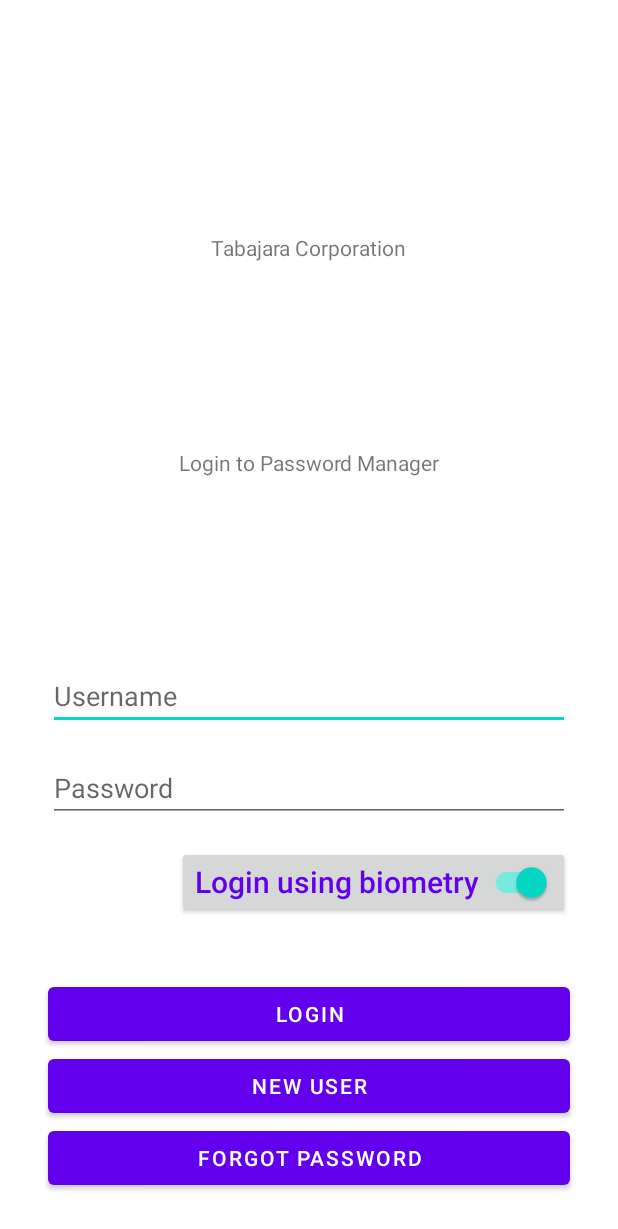
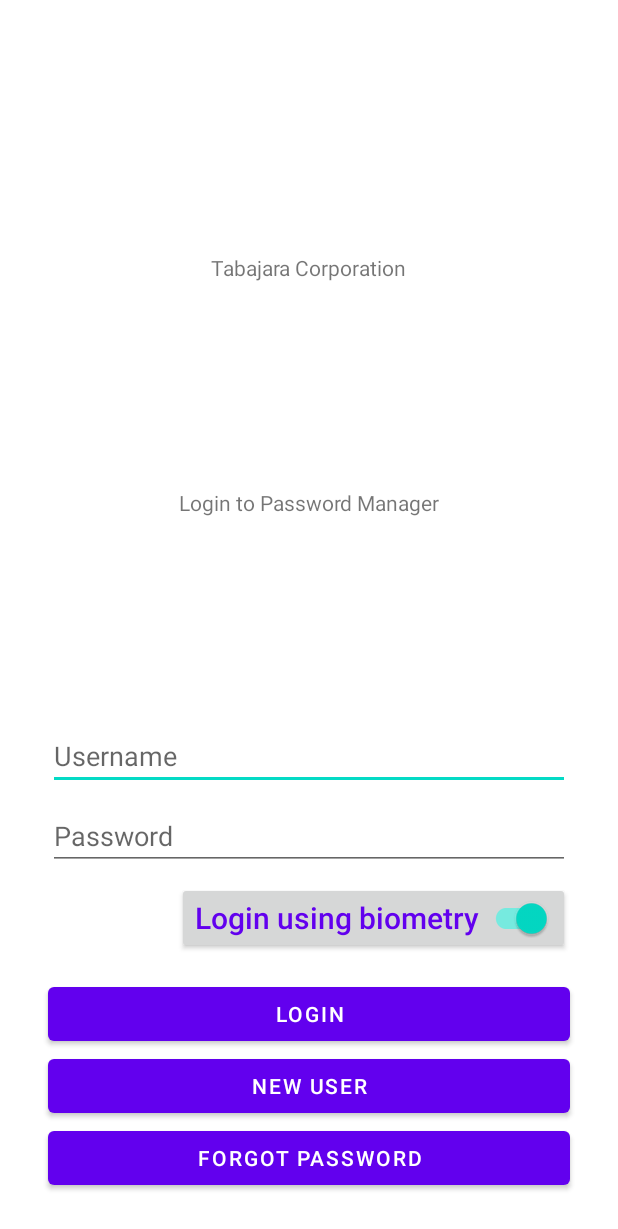
Before and after one commit to mafgomes/TrabFinalAndroid2, an Android app: the layout activity_main.xml on its own in the app's theme, with its tools: preview values and no code run, on a phone screen of 412 x 824 dp. Shown: the top 1229 px of the screen. Run offline under Robolectric (Android 15) with nearby library versions, the phone set to English and light mode, and no system bars.

Commit message:
Pequenos ajustes de layout

```diff
--- a/app/src/main/res/layout/activity_main.xml
+++ b/app/src/main/res/layout/activity_main.xml
@@ -50,49 +50,42 @@
         android:layout_marginStart="32dp"
         android:layout_marginEnd="32dp"
         android:layout_marginBottom="8dp"
+        android:autofillHints="@string/lblTxLogin"
         android:ems="10"
         android:hint="@string/lblTxLogin"
-        android:inputType="number"
-        app:layout_constraintBottom_toTopOf="@+id/guideline3"
+        android:inputType="textEmailAddress"
+        app:layout_constraintBottom_toTopOf="@+id/etPasswordField"
         app:layout_constraintEnd_toEndOf="parent"
-        app:layout_constraintStart_toStartOf="parent"
-        android:autofillHints="@string/lblTxLogin" />
+        app:layout_constraintStart_toStartOf="parent" />
 
     <EditText
         android:id="@+id/etPasswordField"
         android:layout_width="0dp"
         android:layout_height="wrap_content"
         android:layout_marginStart="32dp"
-        android:layout_marginTop="8dp"
         android:layout_marginEnd="32dp"
+        android:layout_marginBottom="8dp"
+        android:autofillHints="@string/lblTxPassword"
         android:ems="10"
         android:hint="@string/lblTxPassword"
-        android:inputType="numberPassword"
+        android:inputType="textPassword"
+        app:layout_constraintBottom_toTopOf="@+id/switch1"
         app:layout_constraintEnd_toEndOf="parent"
-        app:layout_constraintStart_toStartOf="parent"
-        app:layout_constraintTop_toTopOf="@+id/guideline3"
-        android:autofillHints="@string/lblTxPassword" />
-
-    <androidx.constraintlayout.widget.Guideline
-        android:id="@+id/guideline3"
-        android:layout_width="wrap_content"
-        android:layout_height="wrap_content"
-        android:orientation="horizontal"
-        app:layout_constraintGuide_percent="0.6" />
+        app:layout_constraintStart_toStartOf="parent" />
 
     <com.google.android.material.switchmaterial.SwitchMaterial
         android:id="@+id/switch1"
+        style="@style/ButtonStyle2"
         android:layout_width="0dp"
         android:layout_height="wrap_content"
+        android:layout_marginEnd="32dp"
+        android:layout_marginBottom="16dp"
         android:layout_weight="3"
-        android:layout_marginTop="16dp"
-        android:layout_marginEnd="32dp"
-        style="@style/ButtonStyle2"
         android:checked="true"
         android:enabled="true"
         android:text="@string/lblTxBiometricLogin"
-        app:layout_constraintEnd_toEndOf="parent"
-        app:layout_constraintTop_toBottomOf="@+id/etPasswordField" />
+        app:layout_constraintBottom_toTopOf="@+id/btLogin"
+        app:layout_constraintEnd_toEndOf="parent" />
 
     <TextView
         android:id="@+id/textView"
```
